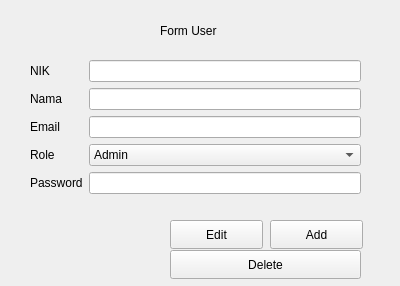
First picture: the form in formuser.ui, repository Yadija/tugas_visual_2, before the edit.
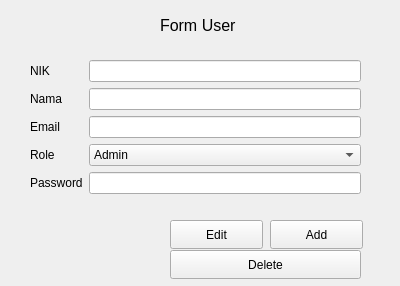
Second picture: the form after the edit.

```diff
--- a/formuser.ui
+++ b/formuser.ui
@@ -129,11 +129,16 @@
    <property name="geometry">
     <rect>
      <x>160</x>
-     <y>20</y>
-     <width>121</width>
-     <height>21</height>
+     <y>10</y>
+     <width>91</width>
+     <height>31</height>
     </rect>
    </property>
+   <property name="font">
+    <font>
+     <pointsize>12</pointsize>
+    </font>
+   </property>
    <property name="text">
     <string>Form User</string>
    </property>
```
